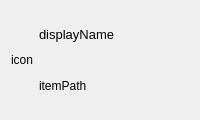
The window that Geometrize/dialog/recentitemwidget.ui (Tw1ddle/geometrize) describes before a commit, drawn with Qt 5.
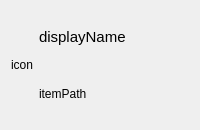
The same window after the commit. Custom widgets are drawn as their Qt base class.

Commit message: Add elided label class and various recent item menu tweaks

```diff
--- a/Geometrize/dialog/recentitemwidget.ui
+++ b/Geometrize/dialog/recentitemwidget.ui
@@ -7,9 +7,15 @@
     <x>0</x>
     <y>0</y>
     <width>200</width>
-    <height>120</height>
+    <height>130</height>
    </rect>
   </property>
+  <property name="sizePolicy">
+   <sizepolicy hsizetype="Preferred" vsizetype="Preferred">
+    <horstretch>0</horstretch>
+    <verstretch>0</verstretch>
+   </sizepolicy>
+  </property>
   <property name="windowTitle">
    <string>Form</string>
   </property>
@@ -19,7 +25,7 @@
      <item>
       <widget class="QLabel" name="itemTypeIcon">
        <property name="sizePolicy">
-        <sizepolicy hsizetype="Minimum" vsizetype="Preferred">
+        <sizepolicy hsizetype="Fixed" vsizetype="Expanding">
          <horstretch>0</horstretch>
          <verstretch>0</verstretch>
         </sizepolicy>
@@ -37,31 +43,65 @@
      </item>
      <item>
       <layout class="QVBoxLayout" name="verticalLayout">
+       <property name="spacing">
+        <number>4</number>
+       </property>
+       <property name="topMargin">
+        <number>0</number>
+       </property>
        <item>
         <widget class="QLabel" name="itemDisplayName">
          <property name="sizePolicy">
-          <sizepolicy hsizetype="Expanding" vsizetype="Preferred">
+          <sizepolicy hsizetype="Ignored" vsizetype="Expanding">
            <horstretch>0</horstretch>
            <verstretch>0</verstretch>
           </sizepolicy>
          </property>
          <property name="font">
           <font>
-           <pointsize>10</pointsize>
+           <pointsize>11</pointsize>
           </font>
          </property>
          <property name="text">
           <string notr="true">displayName</string>
          </property>
+         <property name="textFormat">
+          <enum>Qt::PlainText</enum>
+         </property>
+         <property name="scaledContents">
+          <bool>false</bool>
+         </property>
+         <property name="margin">
+          <number>4</number>
+         </property>
+         <property name="indent">
+          <number>-1</number>
+         </property>
          <property name="textInteractionFlags">
           <set>Qt::NoTextInteraction</set>
          </property>
         </widget>
        </item>
        <item>
-        <widget class="QLabel" name="itemPath">
+        <spacer name="verticalSpacer">
+         <property name="orientation">
+          <enum>Qt::Vertical</enum>
+         </property>
+         <property name="sizeType">
+          <enum>QSizePolicy::Maximum</enum>
+         </property>
+         <property name="sizeHint" stdset="0">
+          <size>
+           <width>20</width>
+           <height>2</height>
+          </size>
+         </property>
+        </spacer>
+       </item>
+       <item>
+        <widget class="geometrize::dialog::ElidedLabel" name="itemPath">
          <property name="sizePolicy">
-          <sizepolicy hsizetype="Expanding" vsizetype="Preferred">
+          <sizepolicy hsizetype="Ignored" vsizetype="Expanding">
            <horstretch>0</horstretch>
            <verstretch>0</verstretch>
           </sizepolicy>
@@ -69,6 +109,12 @@
          <property name="text">
           <string notr="true">itemPath</string>
          </property>
+         <property name="textFormat">
+          <enum>Qt::PlainText</enum>
+         </property>
+         <property name="margin">
+          <number>4</number>
+         </property>
          <property name="textInteractionFlags">
           <set>Qt::NoTextInteraction</set>
          </property>
@@ -80,6 +126,13 @@
    </item>
   </layout>
  </widget>
+ <customwidgets>
+  <customwidget>
+   <class>geometrize::dialog::ElidedLabel</class>
+   <extends>QLabel</extends>
+   <header>dialog/elidedlabel.h</header>
+  </customwidget>
+ </customwidgets>
  <resources/>
  <connections/>
 </ui>
```
Left out of the diff: 2 changed lines with no effect on the pictures. The commit also changes 12 other files.
